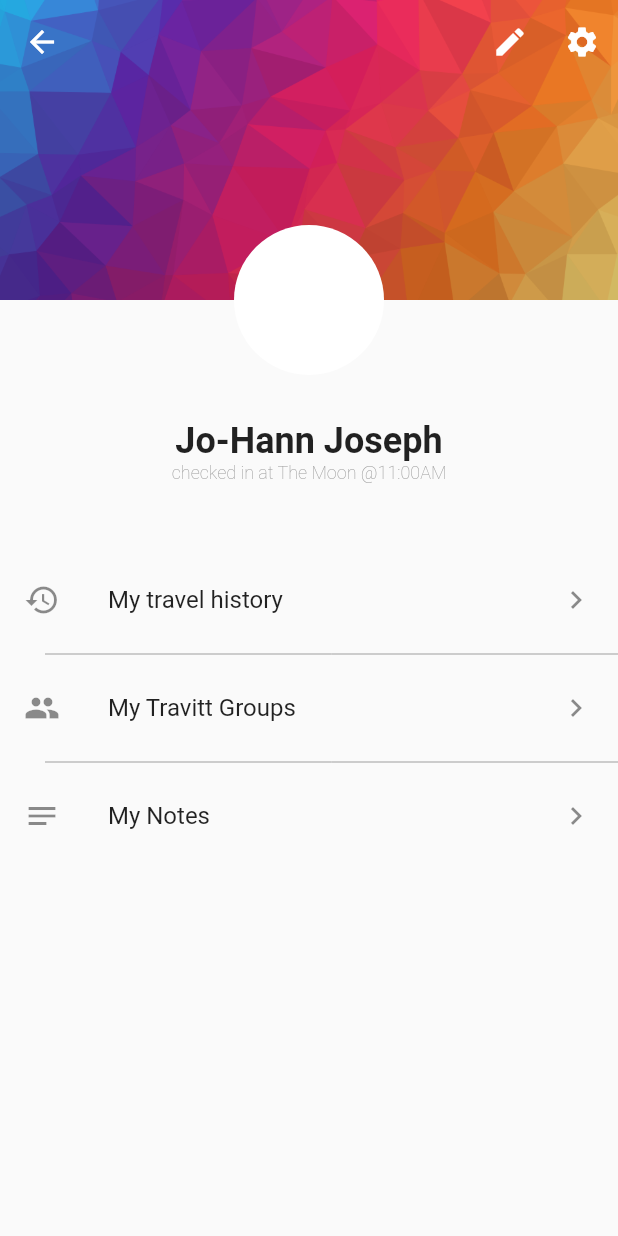
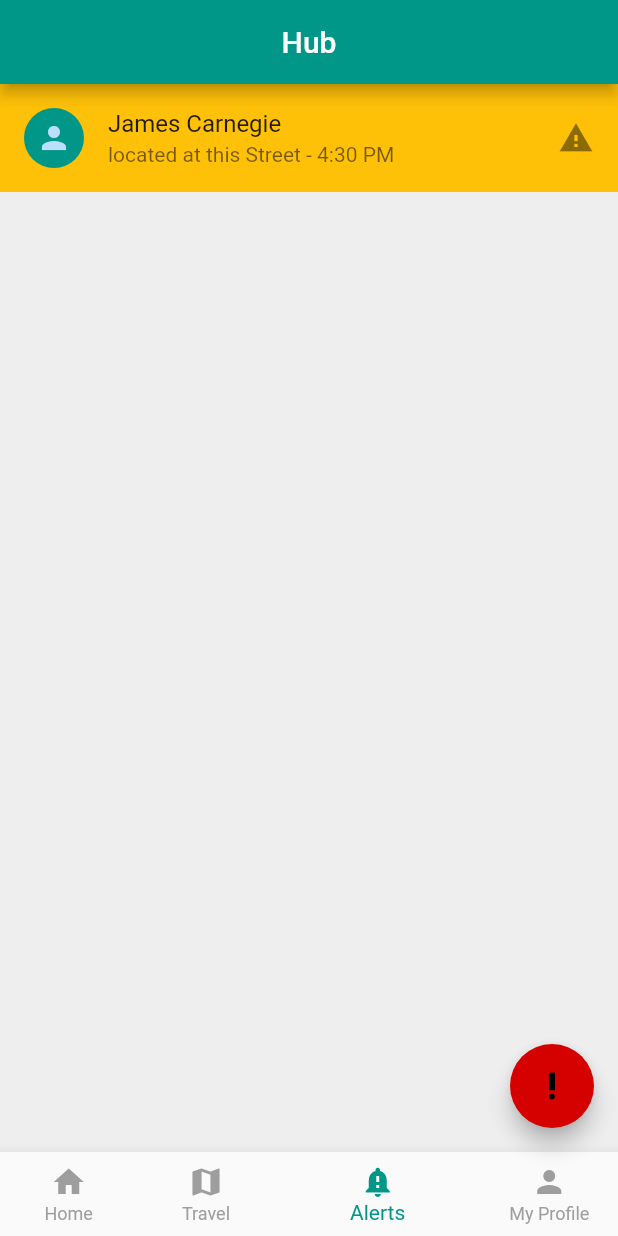
Before and after one commit to skylarkJoker/mappo, a Flutter app: the Hub screen opened directly, item 3 of the bottom bar chosen, on a phone screen of 412 x 824 dp. Run offline on Flutter 3.47's test engine with Material 2 defaults, Android fonts, the phone set to English and light mode, and no system bars; our stand-ins replace flutter_dotenv; missing offline and left inert: mapbox_gl.

Commit message:
added theme, modularized map, add history page

```diff
--- a/lib/pages/hub.dart
+++ b/lib/pages/hub.dart
@@ -1,7 +1,32 @@
 import 'package:flutter/material.dart';
-import 'package:zero_project/pages/map.dart';
+import 'package:zero_project/pages/overwatch.dart';
 import 'package:zero_project/pages/home.dart';
-import 'package:zero_project/pages/wizard.dart';
+import 'package:zero_project/pages/profile.dart';
+
+class Alerts extends StatefulWidget {
+  Alerts({Key key}) : super(key: key);
+
+  @override
+  _AlertsState createState() => _AlertsState();
+}
+
+class _AlertsState extends State<Alerts> {
+  @override
+  Widget build(BuildContext context) {
+    return ListView.builder(
+        itemCount: 1,
+        itemBuilder: (context, index) => ListTile(
+              leading: CircleAvatar(
+                backgroundColor: Theme.of(context).primaryColor,
+                child: Icon(Icons.person),
+              ),
+              title: Text('James Carnegie'),
+              subtitle: Text('located at this Street - 4:30 PM'),
+              trailing: Icon(Icons.warning),
+              tileColor: Colors.amber,
+            ));
+  }
+}
 
 class Hub extends StatefulWidget {
   const Hub({Key key}) : super(key: key);
@@ -14,8 +39,9 @@ class _HubState extends State<Hub> {
   int _selectedIndex = 0;
 
   void _onItemTapped(int index) {
-    if (index == 2) {
-      Navigator.pushNamed(context, '/profile');
+    if (index == 3) {
+      Navigator.push(context,
+          MaterialPageRoute(builder: (context) => Profile(friendPage: false)));
     } else {
       setState(() => {_selectedIndex = index});
     }
@@ -24,20 +50,12 @@ class _HubState extends State<Hub> {
   static List<Widget> _widgetOptions = <Widget>[
     Home(),
     Overwatch(),
-    Container(
-      child: Text('Profile'),
-    ),
+    Alerts(),
+    Container(),
   ];
-
-  void loadWizard(context) async {
-    await Navigator.push(context, MaterialPageRoute(builder: (context) {
-      return Wizard();
-    }));
-  }
 
   @override
   void initState() {
-    // TODO: implement initState
     super.initState();
   }
 
@@ -46,7 +64,7 @@ class _HubState extends State<Hub> {
     return Scaffold(
       backgroundColor: Colors.grey[200],
       appBar: AppBar(
-        backgroundColor: Colors.teal[500],
+        backgroundColor: Theme.of(context).primaryColor,
         title: Text('Hub'),
         centerTitle: true,
         automaticallyImplyLeading: false,
@@ -57,10 +75,14 @@ class _HubState extends State<Hub> {
           BottomNavigationBarItem(icon: Icon(Icons.home), label: 'Home'),
           BottomNavigationBarItem(icon: Icon(Icons.map), label: 'Travel'),
           BottomNavigationBarItem(
+              icon: Icon(Icons.notification_important), label: 'Alerts'),
+          BottomNavigationBarItem(
               icon: Icon(Icons.person), label: 'My Profile'),
         ],
         currentIndex: _selectedIndex,
-        selectedItemColor: Colors.teal[500],
+        selectedItemColor: Theme.of(context).primaryColor,
+        unselectedItemColor: Colors.grey[500],
+        showUnselectedLabels: true,
         onTap: _onItemTapped,
       ),
       floatingActionButton: FloatingActionButton(
--- a/lib/pages/profile.dart
+++ b/lib/pages/profile.dart
@@ -1,16 +1,17 @@
 import 'package:flutter/material.dart';
+import 'package:zero_project/pages/settings.dart';
+import 'package:zero_project/pages/circles.dart';
 
 class Profile extends StatelessWidget {
-  const Profile({Key key}) : super(key: key);
+  const Profile({Key key, this.friendPage}) : super(key: key);
+
+  final bool friendPage;
 
   @override
   Widget build(BuildContext context) {
     return Scaffold(
-        body: CustomScrollView(
-      slivers: [
-        SliverAppBar(
+        appBar: AppBar(
           backgroundColor: Colors.teal,
-          expandedHeight: 200,
           actions: [
             IconButton(
               icon: Icon(Icons.edit),
@@ -18,34 +19,29 @@ class Profile extends StatelessWidget {
             ),
             IconButton(
               icon: Icon(Icons.settings),
-              onPressed: () => {},
+              onPressed: () => {
+                Navigator.push(context, MaterialPageRoute(builder: (context) {
+                  return Settings();
+                }))
+              },
             ),
           ],
-          flexibleSpace: Stack(
-            fit: StackFit.expand,
+        ),
+        body: Column(
           children: [
-              Image.asset(
-                'assets/images/lowpoly.png',
-                fit: BoxFit.cover,
+            SizedBox(
+              height: 40.0,
             ),
-              Positioned.fill(
-                bottom: -50,
-                child: Align(
-                  alignment: Alignment.bottomCenter,
-                  child: CircleAvatar(
-                    backgroundColor: Colors.white,
+            CircleAvatar(
+              backgroundColor: Colors.teal,
+              child: Icon(
+                Icons.person,
+                color: Colors.white,
+              ),
               radius: 50,
             ),
-                ),
-              ),
-            ],
-            overflow: Overflow.visible,
-          ),
-        ),
-        SliverList(
-            delegate: SliverChildListDelegate([
             SizedBox(
-            height: 80.0,
+              height: 20.0,
             ),
             Center(
               child: Text(
@@ -65,10 +61,19 @@ class Profile extends StatelessWidget {
             SizedBox(
               height: 50.0,
             ),
+            friendPage
+                ? Container(
+                    color: Colors.grey,
+                    height: 300,
+                  )
+                : Expanded(
+                    child: ListView(
+                    children: [
                       ListTile(
                         leading: Icon(Icons.history),
-            title: Text('My travel history'),
+                        title: Text('My Travel History'),
                         trailing: Icon(Icons.navigate_next),
+                        onTap: () => Navigator.pushNamed(context, '/myhistory'),
                       ),
                       Divider(
                         color: Colors.grey,
@@ -76,8 +81,10 @@ class Profile extends StatelessWidget {
                       ),
                       ListTile(
                         leading: Icon(Icons.group),
-            title: Text('My Travitt Groups'),
+                        title: Text('My Travitt Circle'),
                         trailing: Icon(Icons.navigate_next),
+                        onTap: () => Navigator.push(context,
+                            MaterialPageRoute(builder: (context) => Circles())),
                       ),
                       Divider(
                         color: Colors.grey,
@@ -88,7 +95,8 @@ class Profile extends StatelessWidget {
                         title: Text('My Notes'),
                         trailing: Icon(Icons.navigate_next),
                       ),
-        ]))
+                    ],
+                  ))
           ],
         ));
   }
```
Also changed, not shown: lib/components/map.dart (renamed from lib/pages/map.dart, +17 -33 lines), lib/main.dart (+13 -4 lines), lib/pages/circles.dart (added, +60 -0 lines), lib/pages/loading.dart (deleted, +0 -32 lines), lib/pages/login.dart (+11 -8 lines), lib/pages/myhistory.dart (added, +81 -0 lines), lib/pages/overwatch.dart (added, +27 -0 lines), lib/pages/settings.dart (added, +68 -0 lines). Lines whose indentation alone changed are shown as unchanged.
